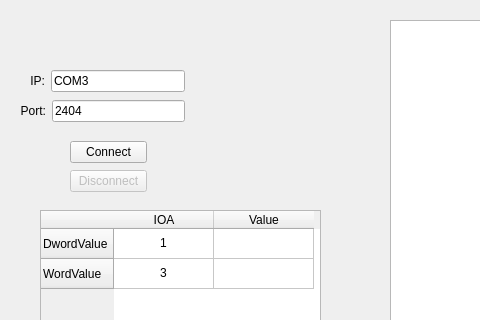
vokhmianin-da/iec101Master, file mainwindow.ui: the form before one commit; both pictures show x 0 to 480 and y 0 to 320 of the 800 by 600 pixel window.
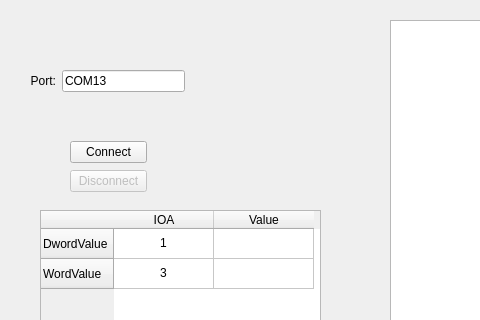
The form after the commit.

Commit message: Первый вариант соединения и приема/передачи

```diff
--- a/mainwindow.ui
+++ b/mainwindow.ui
@@ -40,35 +40,6 @@
      <item>
       <widget class="QLabel" name="label">
        <property name="text">
-        <string>IP:</string>
-       </property>
-       <property name="alignment">
-        <set>Qt::AlignRight|Qt::AlignTrailing|Qt::AlignVCenter</set>
-       </property>
-      </widget>
-     </item>
-     <item>
-      <widget class="QLineEdit" name="leIP">
-       <property name="text">
-        <string>COM3</string>
-       </property>
-      </widget>
-     </item>
-    </layout>
-   </widget>
-   <widget class="QWidget" name="layoutWidget">
-    <property name="geometry">
-     <rect>
-      <x>20</x>
-      <y>100</y>
-      <width>165</width>
-      <height>22</height>
-     </rect>
-    </property>
-    <layout class="QHBoxLayout" name="horizontalLayout_2">
-     <item>
-      <widget class="QLabel" name="label_2">
-       <property name="text">
         <string>Port:</string>
        </property>
        <property name="alignment">
@@ -79,7 +50,7 @@
      <item>
       <widget class="QLineEdit" name="lePort">
        <property name="text">
-        <string>2404</string>
+        <string>COM13</string>
        </property>
       </widget>
      </item>
```
The commit also changes 2 other files.
